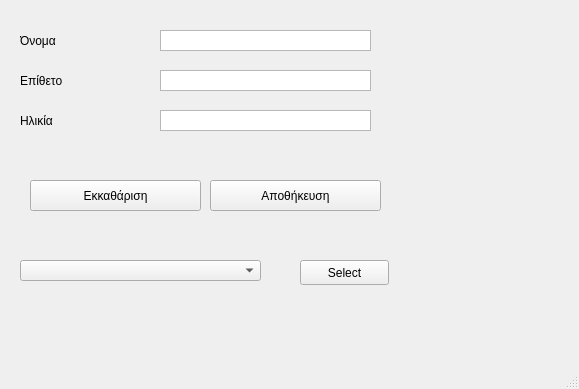
First picture: the form in userInterface/resources/menu.ui, repository smattha/robotHuman, before the edit.
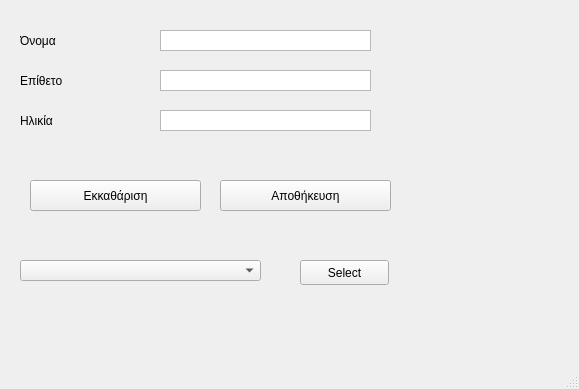
Second picture: the form after the edit.

Diff of the .ui file:
```diff
--- a/userInterface/resources/menu.ui
+++ b/userInterface/resources/menu.ui
@@ -98,7 +98,7 @@
    <widget class="QPushButton" name="saveMenu">
     <property name="geometry">
      <rect>
-      <x>210</x>
+      <x>220</x>
       <y>180</y>
       <width>171</width>
       <height>31</height>
```
Left out of the diff: 6 changed lines with no effect on the pictures.
